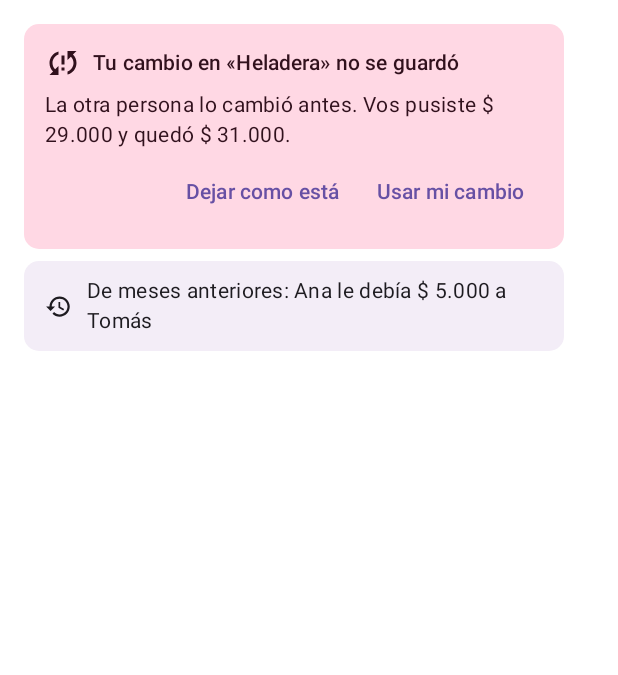
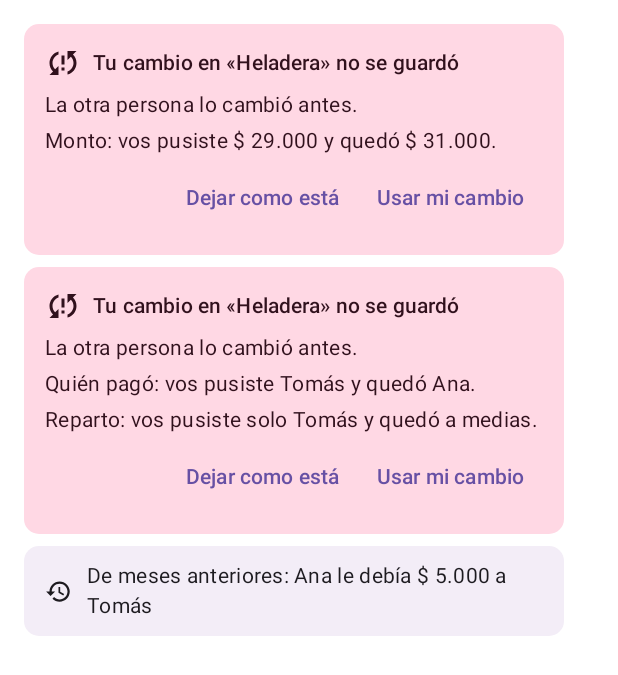
Before and after one commit to rociobottinelli/miti, an Android app built with Jetpack Compose: the @Preview function TarjetaDeConflictoPreview, on a phone screen of 412 x 824 dp. Shown: the top 675 px of the screen. Run offline under Robolectric (Android 15) with nearby library versions, the phone set to English and light mode, and no system bars; 1 statement that could not run was skipped.

Commit message:
feat(ui): la tarjeta de conflicto muestra cada campo que cambió (#51)
En vez de comparar solo montos, muestra una línea por campo distinto:
"Quién pagó: vos pusiste Tomás y quedó Ana." Si el conflicto fue por el
reparto o quién pagó, ahora se entiende qué se pierde al descartar o qué
vuelve con "Usar mi cambio" (C2). Los textos salen de strings.xml.

```diff
--- a/app/src/main/java/ar/edu/uade/miti/presentation/balance/BalanceUiState.kt
+++ b/app/src/main/java/ar/edu/uade/miti/presentation/balance/BalanceUiState.kt
@@ -1,6 +1,7 @@
 package ar.edu.uade.miti.presentation.balance
 
 import androidx.annotation.StringRes
+import ar.edu.uade.miti.domain.model.CampoDeGasto
 import ar.edu.uade.miti.domain.model.ConflictoDeGasto
 import java.time.LocalDate
 import java.time.YearMonth
@@ -79,7 +80,24 @@ data class ConflictoEnPantalla(
     val miMontoCentavos: Long,
     /** Null si el gasto ya no está (lo borró la otra persona). */
     val montoActualCentavos: Long?,
+    /** Qué campos difieren entre lo que puso esta persona y lo que quedó (#51). Vacío si ya no está. */
+    val diferencias: List<DiferenciaDeGasto> = emptyList(),
 )
+
+/** Un campo del gasto con el valor que puso esta persona y el que quedó. */
+data class DiferenciaDeGasto(val campo: CampoDeGasto, val mio: ValorDeCampo, val quedo: ValorDeCampo)
+
+/** El valor de un campo, sin texto armado: la pantalla lo escribe con sus recursos. */
+sealed interface ValorDeCampo {
+    data class Texto(val texto: String) : ValorDeCampo
+    data class Pesos(val centavos: Long) : ValorDeCampo
+    data class Persona(val nombre: String) : ValorDeCampo
+    data object AMedias : ValorDeCampo
+    data class SoloDe(val nombre: String) : ValorDeCampo
+
+    /** [total] 1 = sin cuotas. */
+    data class Cuotas(val actual: Int, val total: Int) : ValorDeCampo
+}
 
 /** Lo que se está escribiendo en "Registrar pago". */
 data class PagoEnCurso(
--- a/app/src/main/java/ar/edu/uade/miti/presentation/balance/ComponentesDeBalance.kt
+++ b/app/src/main/java/ar/edu/uade/miti/presentation/balance/ComponentesDeBalance.kt
@@ -48,6 +48,7 @@ import androidx.compose.ui.text.withStyle
 import androidx.compose.ui.tooling.preview.Preview
 import androidx.compose.ui.unit.dp
 import ar.edu.uade.miti.R
+import ar.edu.uade.miti.domain.model.CampoDeGasto
 import ar.edu.uade.miti.domain.model.ConflictoDeGasto
 import ar.edu.uade.miti.domain.model.Gasto
 import ar.edu.uade.miti.domain.model.Reparto
@@ -211,8 +212,8 @@ internal fun ItemDePago(pago: Movimiento.PagoHecho, modifier: Modifier = Modifie
 }
 
 /**
- * C2: una edición propia que no entró porque la otra persona cambió el gasto antes. Muestra los dos
- * montos y deja elegir; no se pierde en silencio.
+ * C2: una edición propia que no entró porque la otra persona cambió el gasto antes. Muestra cada campo
+ * que cambió con los dos valores (#51) y deja elegir; no se pierde en silencio.
  */
 @Composable
 internal fun TarjetaDeConflicto(
@@ -239,11 +240,7 @@ internal fun TarjetaDeConflicto(
             val detalle = when {
                 conflicto.conflicto.eraBorrado -> stringResource(R.string.conflicto_era_borrado)
                 conflicto.montoActualCentavos == null -> stringResource(R.string.conflicto_ya_no_esta, formatearPesos(conflicto.miMontoCentavos))
-                else -> stringResource(
-                    R.string.conflicto_dos_versiones,
-                    formatearPesos(conflicto.miMontoCentavos),
-                    formatearPesos(conflicto.montoActualCentavos),
-                )
+                else -> stringResource(R.string.conflicto_cambio_antes)
             }
             Text(
                 detalle,
@@ -251,6 +248,21 @@ internal fun TarjetaDeConflicto(
                 color = MaterialTheme.colorScheme.onTertiaryContainer,
                 modifier = Modifier.padding(top = 6.dp),
             )
+            if (!conflicto.conflicto.eraBorrado) {
+                conflicto.diferencias.forEach { diferencia ->
+                    Text(
+                        stringResource(
+                            R.string.conflicto_diferencia,
+                            stringResource(nombreDelCampo(diferencia.campo)),
+                            textoDelValor(diferencia.mio),
+                            textoDelValor(diferencia.quedo),
+                        ),
+                        style = MaterialTheme.typography.bodyMedium,
+                        color = MaterialTheme.colorScheme.onTertiaryContainer,
+                        modifier = Modifier.padding(top = 4.dp),
+                    )
+                }
+            }
             Row(horizontalArrangement = Arrangement.End, modifier = Modifier.fillMaxWidth().padding(top = 4.dp)) {
                 TextButton(onClick = alDescartar) { Text(stringResource(R.string.conflicto_descartar)) }
                 TextButton(onClick = alRehacer) { Text(stringResource(R.string.conflicto_rehacer)) }
@@ -258,6 +270,28 @@ internal fun TarjetaDeConflicto(
         }
     }
 }
+
+private fun nombreDelCampo(campo: CampoDeGasto): Int = when (campo) {
+    CampoDeGasto.DESCRIPCION -> R.string.conflicto_campo_descripcion
+    CampoDeGasto.MONTO -> R.string.conflicto_campo_monto
+    CampoDeGasto.PAGADOR -> R.string.conflicto_campo_pagador
+    CampoDeGasto.REPARTO -> R.string.conflicto_campo_reparto
+    CampoDeGasto.CUOTAS -> R.string.conflicto_campo_cuotas
+}
+
+/** Los textos de etiqueta ("A medias", "Cuota 1 de 3") van en minúscula porque quedan en medio de la oración. */
+@Composable
+private fun textoDelValor(valor: ValorDeCampo): String = when (valor) {
+    is ValorDeCampo.Texto -> stringResource(R.string.conflicto_valor_texto, valor.texto)
+    is ValorDeCampo.Pesos -> formatearPesos(valor.centavos)
+    is ValorDeCampo.Persona -> valor.nombre
+    ValorDeCampo.AMedias -> stringResource(R.string.gasto_a_medias).enMinuscula()
+    is ValorDeCampo.SoloDe -> stringResource(R.string.gasto_solo, valor.nombre).enMinuscula()
+    is ValorDeCampo.Cuotas ->
+        if (valor.total == 1) stringResource(R.string.conflicto_sin_cuotas) else stringResource(R.string.balance_cuota, valor.actual, valor.total).enMinuscula()
+}
+
+private fun String.enMinuscula() = replaceFirstChar { it.lowercaseChar() }
 
 @Composable
 private fun IconoDeMovimiento(icono: ImageVector) {
@@ -291,7 +325,21 @@ private fun TarjetaDeConflictoPreview() {
     MitiTheme {
         Column(Modifier.padding(16.dp).width(360.dp), verticalArrangement = Arrangement.spacedBy(8.dp)) {
             TarjetaDeConflicto(
-                ConflictoEnPantalla(ConflictoDeGasto("c1", gasto, gasto.copy(montoTotalCentavos = 2_900_000), false), "Heladera", 2_900_000, 3_100_000),
+                ConflictoEnPantalla(
+                    ConflictoDeGasto("c1", gasto, gasto.copy(montoTotalCentavos = 2_900_000), false), "Heladera", 2_900_000, 3_100_000,
+                    listOf(DiferenciaDeGasto(CampoDeGasto.MONTO, ValorDeCampo.Pesos(2_900_000), ValorDeCampo.Pesos(3_100_000))),
+                ),
+                alRehacer = {}, alDescartar = {},
+            )
+            // #51: mismo monto, cambió quién pagó y el reparto.
+            TarjetaDeConflicto(
+                ConflictoEnPantalla(
+                    ConflictoDeGasto("c2", gasto, gasto, false), "Heladera", 3_100_000, 3_100_000,
+                    listOf(
+                        DiferenciaDeGasto(CampoDeGasto.PAGADOR, ValorDeCampo.Persona("Tomás"), ValorDeCampo.Persona("Ana")),
+                        DiferenciaDeGasto(CampoDeGasto.REPARTO, ValorDeCampo.SoloDe("Tomás"), ValorDeCampo.AMedias),
+                    ),
+                ),
                 alRehacer = {}, alDescartar = {},
             )
             SaldoAnterior(DeudaEnPantalla("ana", "Ana", "tomas", "Tomás", 500_000))
--- a/app/src/main/res/values/strings.xml
+++ b/app/src/main/res/values/strings.xml
@@ -72,7 +72,16 @@
     <string name="pago_error_monto">Ingresá un monto mayor a cero</string>
     <string name="pago_registrado">Pago registrado</string>
     <string name="conflicto_titulo">Tu cambio en «%1$s» no se guardó</string>
-    <string name="conflicto_dos_versiones">La otra persona lo cambió antes. Vos pusiste %1$s y quedó %2$s.</string>
+    <string name="conflicto_cambio_antes">La otra persona lo cambió antes.</string>
+    <!-- Una línea por campo que cambió (#51): "Quién pagó: vos pusiste Tomás y quedó Ana." -->
+    <string name="conflicto_diferencia">%1$s: vos pusiste %2$s y quedó %3$s.</string>
+    <string name="conflicto_campo_descripcion">Descripción</string>
+    <string name="conflicto_campo_monto">Monto</string>
+    <string name="conflicto_campo_pagador">Quién pagó</string>
+    <string name="conflicto_campo_reparto">Reparto</string>
+    <string name="conflicto_campo_cuotas">Cuotas</string>
+    <string name="conflicto_valor_texto">«%1$s»</string>
+    <string name="conflicto_sin_cuotas">sin cuotas</string>
     <string name="conflicto_ya_no_esta">La otra persona lo borró antes. Vos pusiste %1$s.</string>
     <string name="conflicto_era_borrado">Lo borraste, pero la otra persona lo había cambiado antes y sigue en el balance.</string>
     <string name="conflicto_rehacer">Usar mi cambio</string>
```
Also changed, not shown: app/src/main/java/ar/edu/uade/miti/presentation/balance/BalanceViewModel.kt (+13 -1 lines), 1 other file.
